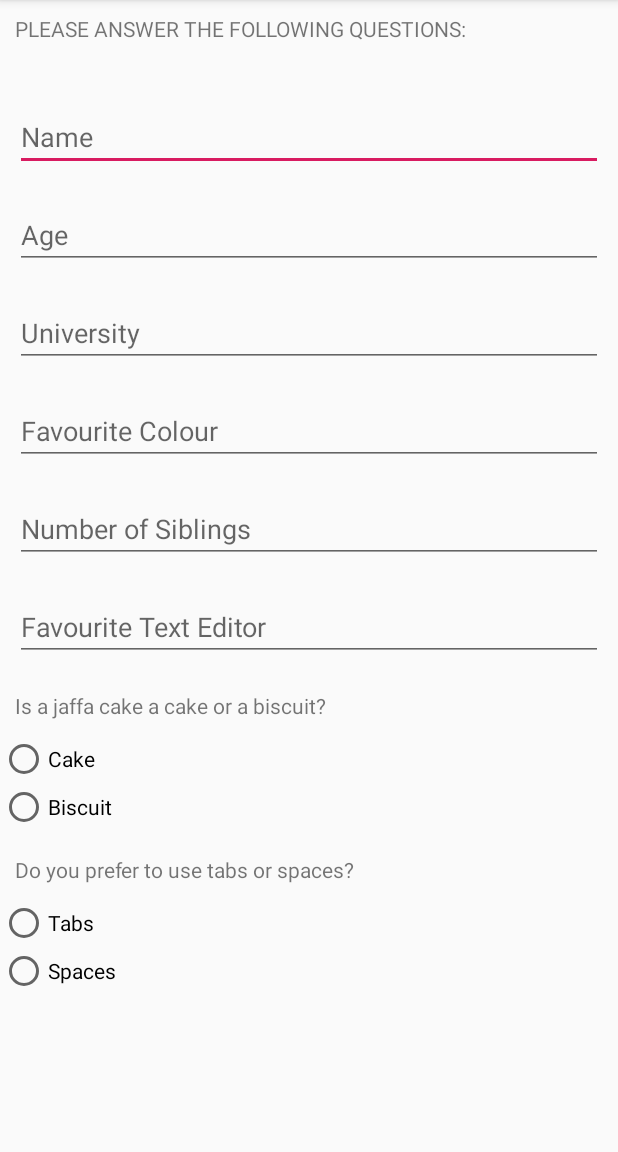
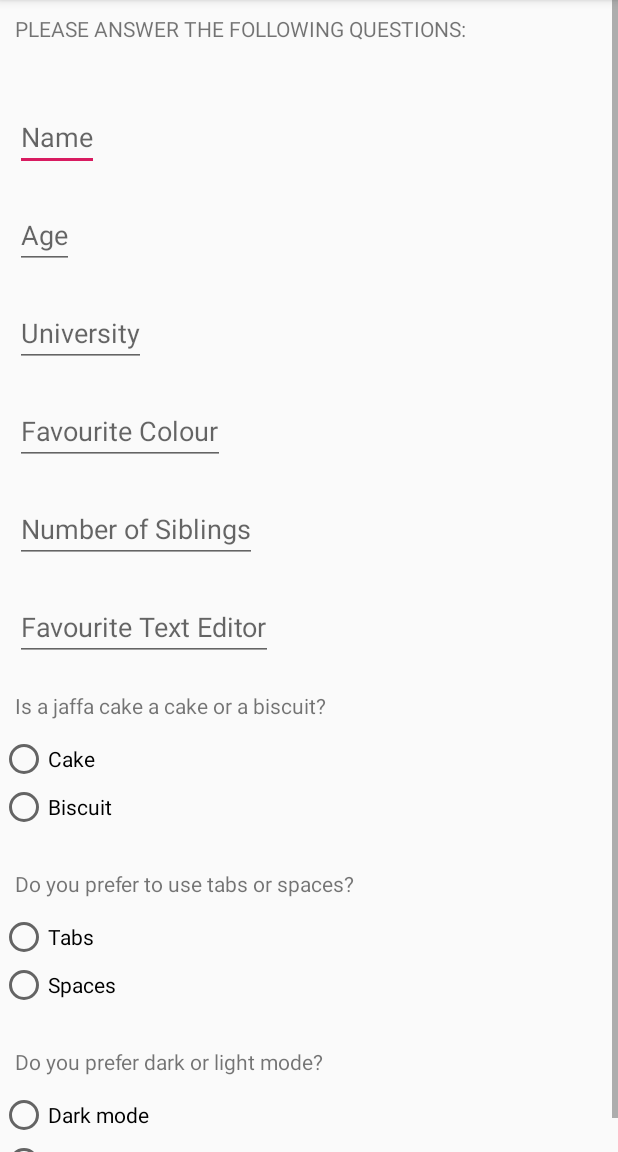
Before and after one commit to johnmcguire1/IceBreaker, an Android app: the Details_Input screen opened directly, with no data from a screen before it, on a phone screen of 412 x 824 dp, the part 84-1236 px from its top. Run offline under Robolectric (Android 15) with nearby library versions, the phone set to English and light mode, and no system bars.

Commit message:
ScrollView and Light or Dark question added.

```diff
--- a/app/src/main/res/layout/activity_details__input.xml
+++ b/app/src/main/res/layout/activity_details__input.xml
@@ -10,6 +10,14 @@
     android:layout_width="match_parent"
     android:layout_height="match_parent"
         tools:ignore="ExtraText">
+        <ScrollView xmlns:android="http://schemas.android.com/apk/res/android"
+            android:layout_width="match_parent"
+            android:layout_height="match_parent"
+            android:fillViewport="true">
+            <LinearLayout xmlns:android="http://schemas.android.com/apk/res/android"
+                android:orientation="vertical" android:layout_width="match_parent"
+                android:layout_height="match_parent">
+
 
             <TextView
                 android:id="@+id/welcomemessage"
@@ -150,7 +158,7 @@
                 android:layout_below="@+id/jaffacake"
                 android:layout_marginLeft="10dp"
                 android:layout_marginRight="10dp"
-                android:layout_marginTop="90dp"
+                android:layout_marginTop="25dp"
                 android:layout_alignParentStart="true"
                 android:layout_alignParentEnd="true"
                 android:layout_alignParentRight="false"
@@ -177,6 +185,43 @@
                     android:onClick=""
                     android:text="Spaces" />
             </RadioGroup>
+
+            <TextView
+                android:id="@+id/darklighttext"
+                android:layout_width="wrap_content"
+                android:layout_height="wrap_content"
+                android:layout_below="@+id/tabsspacestext"
+                android:layout_marginLeft="10dp"
+                android:layout_marginRight="10dp"
+                android:layout_marginTop="25dp"
+                android:layout_alignParentStart="true"
+                android:layout_alignParentEnd="true"
+                android:layout_alignParentRight="false"
+                android:text="Do you prefer dark or light mode?"/>
+
+            <RadioGroup xmlns:android="http://schemas.android.com/apk/res/android"
+                android:layout_width="match_parent"
+                android:layout_height="wrap_content"
+                android:layout_below="@+id/darklighttext"
+                android:layout_marginTop="10dp"
+                android:orientation="vertical">
+
+                <RadioButton
+                    android:id="@+id/dark"
+                    android:layout_width="wrap_content"
+                    android:layout_height="wrap_content"
+                    android:onClick=""
+                    android:text="Dark mode" />
+
+                <RadioButton
+                    android:id="@+id/light"
+                    android:layout_width="wrap_content"
+                    android:layout_height="wrap_content"
+                    android:onClick=""
+                    android:text="Light mode" />
+            </RadioGroup>
+            </LinearLayout>
+        </ScrollView>
     </RelativeLayout>
 
 </android.support.constraint.ConstraintLayout>
```
